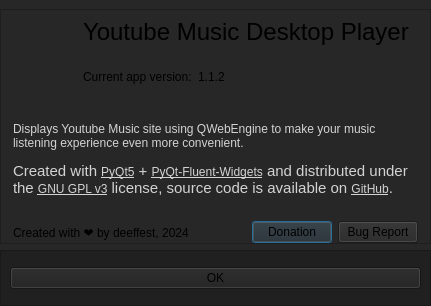
Before: the Qt Designer form core/ui/about_dialog.ui in deeffest/Youtube-Music-Desktop-Player, drawn with Qt 5.
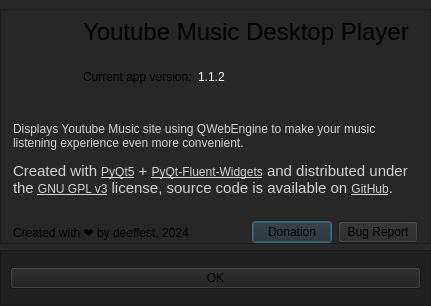
After: the same form once the commit is applied. Icons and pictures are not drawn. Custom widgets are drawn as their Qt base class.

```diff
--- a/core/ui/about_dialog.ui
+++ b/core/ui/about_dialog.ui
@@ -107,7 +107,7 @@
             <item>
              <widget class="BodyLabel" name="BodyLabel_2">
               <property name="styleSheet">
-               <string notr="true"/>
+               <string notr="true">color: white;</string>
               </property>
               <property name="text">
                <string>1.1.2</string>
```
